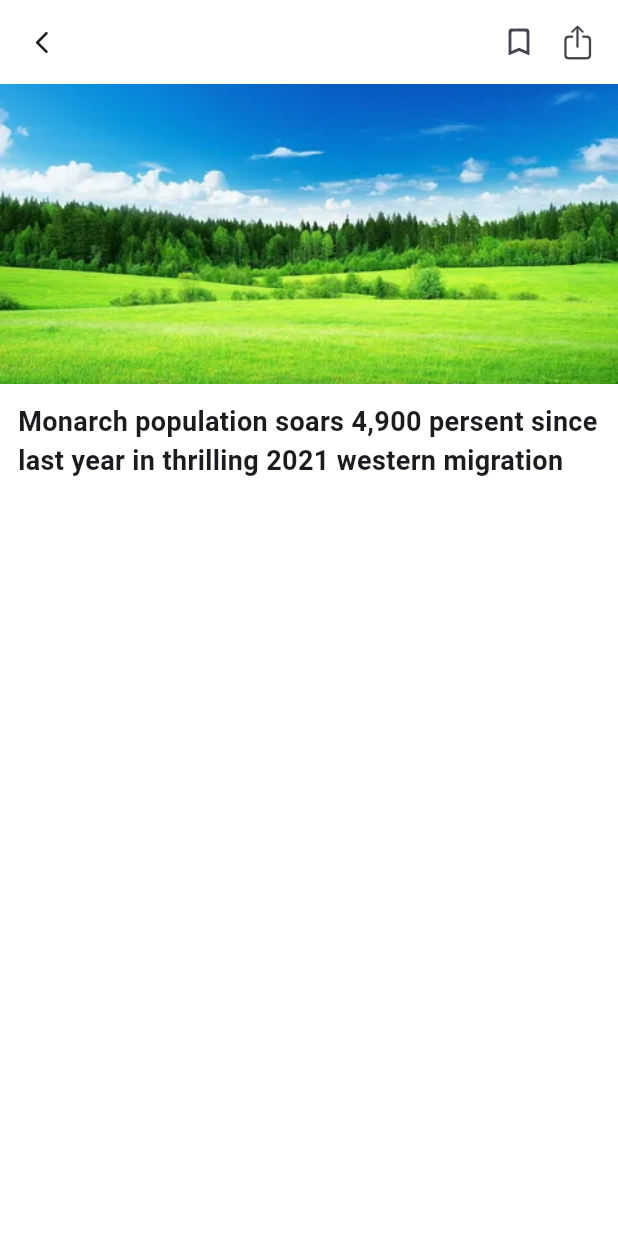
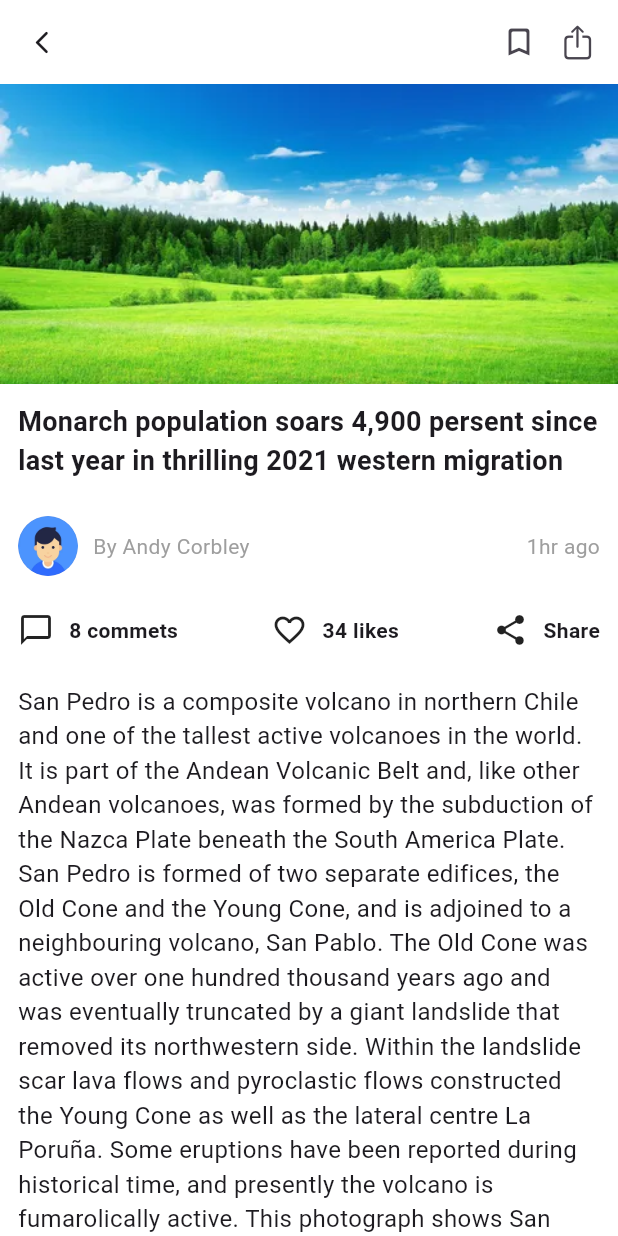
Before and after one commit to obidkhandev/news-app, a Flutter app: the NewsDescriptions screen opened directly, on a phone screen of 412 x 824 dp. Run offline on Flutter 3.47's test engine with Material 3 defaults, Android fonts, the phone set to English and light mode, and no system bars; our stand-ins replace cloud_firestore, firebase_auth, firebase_core; accounts and stored records are empty; network calls fail.

Commit message:
news descriptions page

```diff
--- a/lib/pages/new_descriptions.dart
+++ b/lib/pages/new_descriptions.dart
@@ -1,7 +1,6 @@
-import 'package:flutter/cupertino.dart';
 import 'package:flutter/material.dart';
 import 'package:news_app/compotations/my_app_bar.dart';
-import 'package:news_app/compotations/my_image.dart';
+// import 'package:news_app/compotations/my_image.dart';
 
 class NewsDescriptions extends StatefulWidget {
   const NewsDescriptions({super.key});
@@ -37,8 +36,85 @@ class _NewsDescriptionsState extends State<NewsDescriptions> {
               ),
             ),
           ),
+          const Padding(
+            padding: EdgeInsets.all(12),
+            child: Row(
+              children: [
+                CircleAvatar(
+                  backgroundImage: AssetImage("assets/profile.png"),
+                ),
+                SizedBox(width: 10),
+                Text(
+                  "By Andy Corbley",
+                  style: TextStyle(
+                    color: Colors.grey,
+                  ),
+                ),
+                Spacer(),
+                Text(
+                  "1hr ago",
+                  style: TextStyle(
+                    color: Colors.grey,
+                  ),
+                )
+              ],
+            ),
+          ),
+          const Padding(
+            padding: EdgeInsets.all(12),
+            child: Row(
+              mainAxisAlignment: MainAxisAlignment.spaceBetween,
+              children: [
+                RowIconsAndText(
+                  icon: Icons.chat_bubble_outline,
+                  text: "8 commets",
+                ),
+                RowIconsAndText(
+                  icon: Icons.favorite_border,
+                  text: "34 likes",
+                ),
+                RowIconsAndText(
+                  icon: Icons.share,
+                  text: "Share",
+                ),
+              ],
+            ),
+          ),
+          Padding(
+            padding: const EdgeInsets.all(12),
+            child: Text(
+              """
+San Pedro is a composite volcano in northern Chile and one of the tallest active volcanoes in the world. It is part of the Andean Volcanic Belt and, like other Andean volcanoes, was formed by the subduction of the Nazca Plate beneath the South America Plate. San Pedro is formed of two separate edifices, the Old Cone and the Young Cone, and is adjoined to a neighbouring volcano, San Pablo. The Old Cone was active over one hundred thousand years ago and was eventually truncated by a giant landslide that removed its northwestern side. Within the landslide scar lava flows and pyroclastic flows constructed the Young Cone as well as the lateral centre La Poruña. Some eruptions have been reported during historical time, and presently the volcano is fumarolically active. This photograph shows San Pedro in the foreground, with San Pablo visible behind it to the right.
+""",
+              style: TextStyle(fontSize: 16),
+            ),
+          )
         ],
       ),
     );
   }
 }
+
+class RowIconsAndText extends StatelessWidget {
+  final IconData icon;
+  final String text;
+  const RowIconsAndText({
+    super.key,
+    required this.icon,
+    required this.text,
+  });
+
+  @override
+  Widget build(BuildContext context) {
+    return Row(
+      children: [
+        Icon(icon),
+        const SizedBox(width: 10),
+        Text(
+          text,
+          style: TextStyle(fontWeight: FontWeight.bold),
+        ),
+      ],
+    );
+  }
+}
```
Also changed, not shown: assets/profile.png (added).
